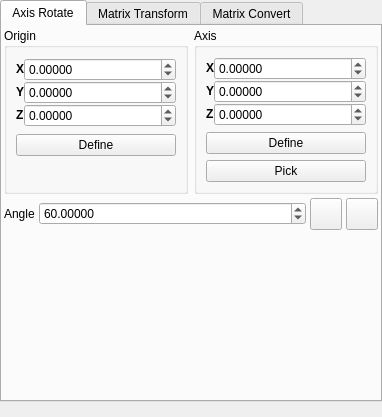
This is branches/nugui/src/gui/transform.ui in trisyoungs/aten as Qt 5 draws it before an edit. The edited form follows.
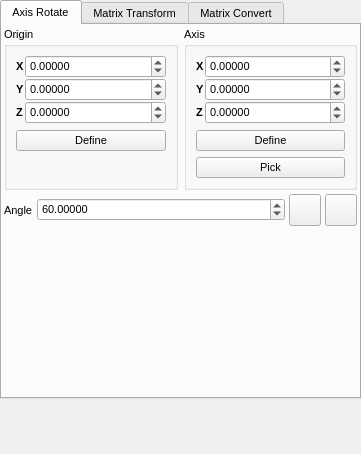
This is the edited form. Icons and pictures are not drawn.

Commit message: Converted all icons to plain svg (again) using older version of Inkscape. Removed unnecessary call to setCentralWidget in GuiQt::run(). Tweaked some dock widget issues. Changed font size of all dock widgets to 8 pt. Added Messenger::richPrint() function to pass HTML-formatted message to GUI and stripped plaintext message to stdout if required.

Patch:
```diff
--- a/branches/nugui/src/gui/transform.ui
+++ b/branches/nugui/src/gui/transform.ui
@@ -6,16 +6,21 @@
    <rect>
     <x>0</x>
     <y>0</y>
-    <width>270</width>
-    <height>417</height>
+    <width>316</width>
+    <height>454</height>
    </rect>
   </property>
   <property name="minimumSize">
    <size>
-    <width>270</width>
-    <height>417</height>
+    <width>316</width>
+    <height>454</height>
    </size>
   </property>
+  <property name="font">
+   <font>
+    <pointsize>8</pointsize>
+   </font>
+  </property>
   <property name="windowIcon">
    <iconset resource="icons.qrc">
     <normaloff>:/stackicons/icons/stack_transform.svg</normaloff>:/stackicons/icons/stack_transform.svg</iconset>
```
The commit also changes 156 other files.
